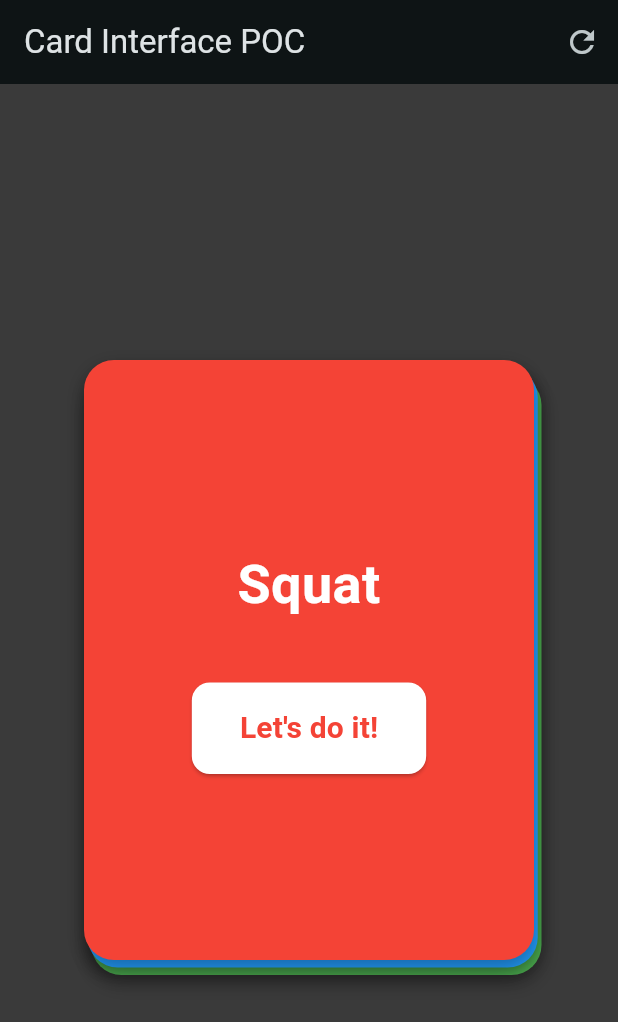
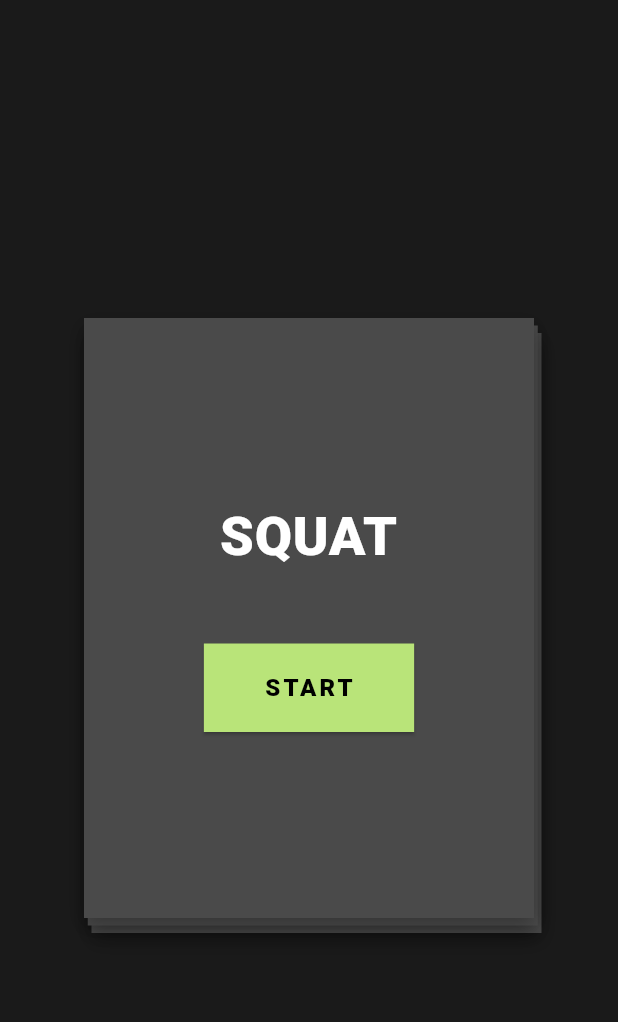
Before and after one commit to Rabbit-CollectiveScience/phil, a Flutter app: the screen it shows after launch, on a phone screen of 412 x 824 dp. Shown: the top 1022 px of the screen. Run offline on Flutter 3.47's test engine with Material 3 defaults, Android fonts, the phone set to English and light mode, and no system bars; our stand-ins replace audioplayers, device_info_plus, fl_chart, google_generative_ai, googleapis_auth, hive and 3 more; missing offline and left inert: sound_stream; accounts and stored records are empty.

Commit message:
redesign the app to nike run vibe

```diff
--- a/apps/mobile/lib/l1_card_ui/card_home.dart
+++ b/apps/mobile/lib/l1_card_ui/card_home.dart
@@ -21,23 +21,8 @@ class _CardHomePageState extends State<CardHomePage> {
   }
 
   void _initializeCards() {
-    final colors = [
-      Colors.red,
-      Colors.blue,
-      Colors.green,
-      Colors.orange,
-      Colors.purple,
-      Colors.teal,
-      Colors.pink,
-      Colors.indigo,
-      Colors.amber,
-      Colors.cyan,
-      Colors.deepOrange,
-      Colors.lime,
-      Colors.brown,
-      Colors.blueGrey,
-      Colors.deepPurple,
-    ];
+    // Bold Studio theme - pronounced grey cards on deep charcoal background
+    const cardColor = Color(0xFF4A4A4A);
 
     final exercises = [
       // Compound exercises
@@ -68,7 +53,7 @@ class _CardHomePageState extends State<CardHomePage> {
       exercises.length,
       (index) => CardModel(
         exerciseName: exercises[index],
-        color: colors[index % colors.length],
+        color: cardColor,
         weight: '10',
         reps: '10',
       ),
@@ -103,16 +88,6 @@ class _CardHomePageState extends State<CardHomePage> {
   @override
   Widget build(BuildContext context) {
     return Scaffold(
-      appBar: AppBar(
-        title: const Text('Card Interface POC'),
-        actions: [
-          IconButton(
-            icon: const Icon(Icons.refresh),
-            onPressed: _resetCards,
-            tooltip: 'Reset Cards',
-          ),
-        ],
-      ),
       body: Center(
         child: _cards.isEmpty
             ? Column(
--- a/apps/mobile/lib/l1_card_ui/widgets/swipeable_card.dart
+++ b/apps/mobile/lib/l1_card_ui/widgets/swipeable_card.dart
@@ -199,7 +199,7 @@ class _SwipeableCardState extends State<SwipeableCard>
         height: 400,
         decoration: BoxDecoration(
           color: widget.card.color,
-          borderRadius: BorderRadius.circular(20),
+          borderRadius: BorderRadius.circular(0),
           boxShadow: [
             BoxShadow(
               color: Colors.black.withOpacity(0.3),
@@ -215,33 +215,40 @@ class _SwipeableCardState extends State<SwipeableCard>
 
   Widget _buildFrontCard() {
     return Padding(
-      padding: const EdgeInsets.all(32.0),
+      padding: const EdgeInsets.symmetric(horizontal: 32.0, vertical: 40.0),
       child: Column(
         mainAxisAlignment: MainAxisAlignment.center,
         children: [
           Text(
-            widget.card.exerciseName,
+            widget.card.exerciseName.toUpperCase(),
             textAlign: TextAlign.center,
+            maxLines: 3,
             style: const TextStyle(
               fontSize: 36,
-              fontWeight: FontWeight.bold,
+              fontWeight: FontWeight.w900,
               color: Colors.white,
+              letterSpacing: 0.5,
+              height: 1.2,
             ),
           ),
-          const SizedBox(height: 40),
+          const SizedBox(height: 50),
           ElevatedButton(
             onPressed: _handleTap,
             style: ElevatedButton.styleFrom(
-              backgroundColor: Colors.white,
-              foregroundColor: widget.card.color,
-              padding: const EdgeInsets.symmetric(horizontal: 32, vertical: 16),
+              backgroundColor: const Color(0xFFB9E479), // Lime green accent
+              foregroundColor: Colors.black,
+              padding: const EdgeInsets.symmetric(horizontal: 40, vertical: 18),
               shape: RoundedRectangleBorder(
-                borderRadius: BorderRadius.circular(12),
+                borderRadius: BorderRadius.circular(0),
               ),
             ),
             child: const Text(
-              "Let's do it!",
-              style: TextStyle(fontSize: 20, fontWeight: FontWeight.bold),
+              "START",
+              style: TextStyle(
+                fontSize: 16,
+                fontWeight: FontWeight.w900,
+                letterSpacing: 2.0,
+              ),
             ),
           ),
         ],
@@ -251,23 +258,27 @@ class _SwipeableCardState extends State<SwipeableCard>
 
   Widget _buildBackCard() {
     return Padding(
-      padding: const EdgeInsets.all(24.0),
+      padding: const EdgeInsets.symmetric(horizontal: 32.0, vertical: 28.0),
       child: Column(
         mainAxisAlignment: MainAxisAlignment.spaceBetween,
         children: [
-          const SizedBox(height: 10),
+          const SizedBox(height: 5),
           Column(
             children: [
               Text(
-                widget.card.exerciseName,
+                widget.card.exerciseName.toUpperCase(),
                 textAlign: TextAlign.center,
+                maxLines: 2,
+                overflow: TextOverflow.ellipsis,
                 style: const TextStyle(
                   fontSize: 24,
-                  fontWeight: FontWeight.bold,
+                  fontWeight: FontWeight.w900,
                   color: Colors.white,
+                  letterSpacing: 1.2,
+                  height: 1.15,
                 ),
               ),
-              const SizedBox(height: 20),
+              const SizedBox(height: 30),
               TextField(
                 controller: _weightController,
                 focusNode: _weightFocusNode,
@@ -311,7 +322,7 @@ class _SwipeableCardState extends State<SwipeableCard>
                         }
                       },
                       icon: const Icon(Icons.chevron_left),
-                      color: Colors.white,
+                      color: const Color(0xFFB9E479), // Lime green accent
                       iconSize: 28,
                       style: IconButton.styleFrom(
                         padding: const EdgeInsets.all(4),
@@ -342,7 +353,7 @@ class _SwipeableCardState extends State<SwipeableCard>
                         );
                       },
                       icon: const Icon(Icons.chevron_right),
-                      color: Colors.white,
+                      color: const Color(0xFFB9E479), // Lime green accent
                       iconSize: 28,
                       style: IconButton.styleFrom(
                         padding: const EdgeInsets.all(4),
@@ -395,7 +406,7 @@ class _SwipeableCardState extends State<SwipeableCard>
                         }
                       },
                       icon: const Icon(Icons.chevron_left),
-                      color: Colors.white,
+                      color: const Color(0xFFB9E479), // Lime green accent
                       iconSize: 28,
                       style: IconButton.styleFrom(
                         padding: const EdgeInsets.all(4),
@@ -426,7 +437,7 @@ class _SwipeableCardState extends State<SwipeableCard>
                         );
                       },
                       icon: const Icon(Icons.chevron_right),
-                      color: Colors.white,
+                      color: const Color(0xFFB9E479), // Lime green accent
                       iconSize: 28,
                       style: IconButton.styleFrom(
                         padding: const EdgeInsets.all(4),
@@ -442,16 +453,20 @@ class _SwipeableCardState extends State<SwipeableCard>
             child: ElevatedButton(
               onPressed: () {},
               style: ElevatedButton.styleFrom(
-                backgroundColor: Colors.white,
-                foregroundColor: widget.card.color,
-                padding: const EdgeInsets.symmetric(vertical: 16),
+                backgroundColor: const Color(0xFFB9E479), // Lime green accent
+                foregroundColor: Colors.black,
+                padding: const EdgeInsets.symmetric(vertical: 18),
                 shape: RoundedRectangleBorder(
-                  borderRadius: BorderRadius.circular(12),
+                  borderRadius: BorderRadius.circular(0),
                 ),
               ),
               child: const Text(
-                'Zet',
-                style: TextStyle(fontSize: 20, fontWeight: FontWeight.bold),
+                'ZET',
+                style: TextStyle(
+                  fontSize: 16,
+                  fontWeight: FontWeight.w900,
+                  letterSpacing: 2.0,
+                ),
               ),
             ),
           ),
--- a/apps/mobile/lib/main.dart
+++ b/apps/mobile/lib/main.dart
@@ -28,7 +28,7 @@ class MyApp extends StatelessWidget {
           seedColor: Colors.white,
           brightness: Brightness.dark,
         ),
-        scaffoldBackgroundColor: const Color(0xFF3A3A3A),
+        scaffoldBackgroundColor: const Color(0xFF1A1A1A), // Bold Studio: deep charcoal
         useMaterial3: true,
       ),
       home: const CardHomePage(),
```
